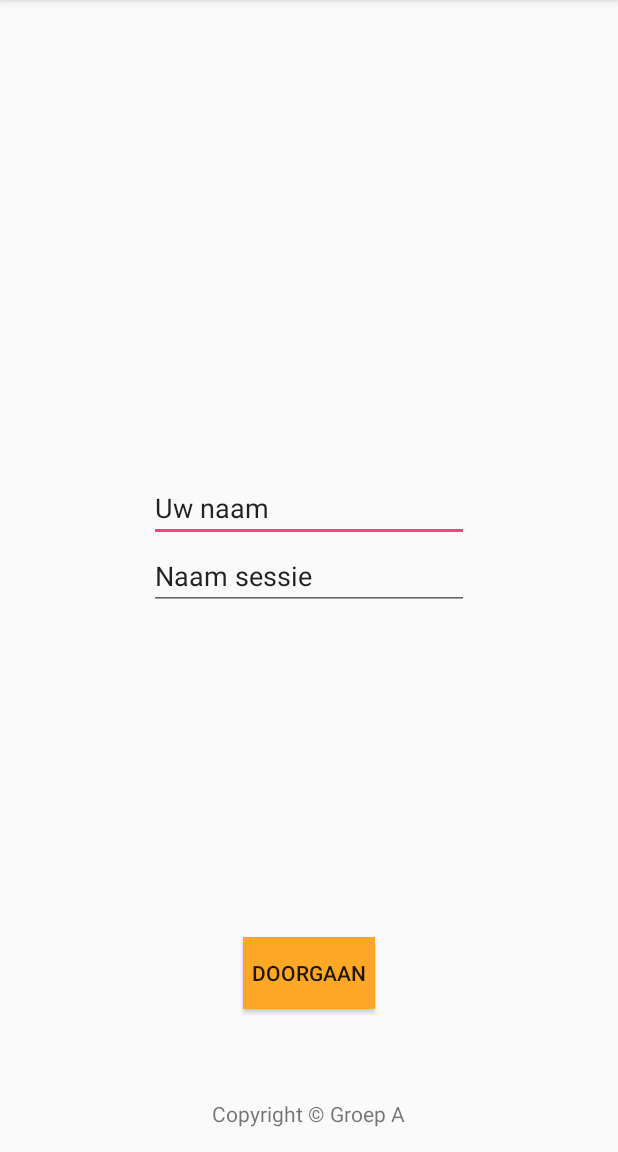
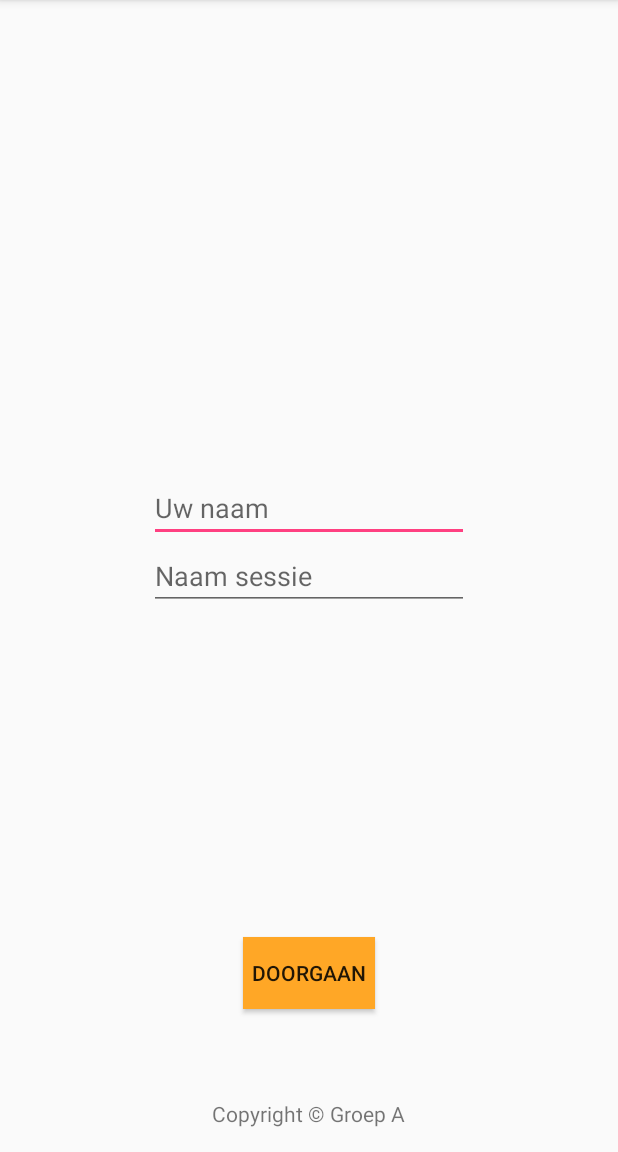
Before and after one commit to RoyAdmiraal/IPMEDT4, an Android app: the AanmakenActivity screen opened directly, with no data from a screen before it, on a phone screen of 412 x 824 dp, the part 84-1236 px from its top. Run offline under Robolectric (Android 15) with nearby library versions, the phone set to English and light mode, and no system bars.

Commit message:
Verbeteringen (hint)

```diff
--- a/app/src/main/res/layout/activity_aanmaken.xml
+++ b/app/src/main/res/layout/activity_aanmaken.xml
@@ -13,7 +13,7 @@
         android:layout_width="wrap_content"
         android:layout_height="wrap_content"
         android:inputType="textPersonName"
-        android:text="Uw naam"
+        android:hint="Uw naam"
         android:ems="10"
         android:id="@+id/invoerNaam"
         android:layout_above="@+id/sessieNaam"
@@ -24,7 +24,7 @@
         android:layout_width="wrap_content"
         android:layout_height="wrap_content"
         android:inputType="textPersonName"
-        android:text="Naam sessie"
+        android:hint="Naam sessie"
         android:ems="10"
         android:id="@+id/sessieNaam"
         android:layout_centerVertical="true"
--- a/app/src/main/res/layout/activity_deelnemen.xml
+++ b/app/src/main/res/layout/activity_deelnemen.xml
@@ -13,7 +13,7 @@
         android:layout_width="wrap_content"
         android:layout_height="wrap_content"
         android:inputType="textPersonName"
-        android:text="Uw naam"
+        android:hint="Uw naam"
         android:ems="10"
         android:id="@+id/invoerNaam"
         android:layout_alignParentTop="true"
@@ -24,7 +24,7 @@
         android:layout_width="wrap_content"
         android:layout_height="wrap_content"
         android:inputType="textPersonName"
-        android:text="Sessie pin"
+        android:hint="Sessie pin"
         android:ems="10"
         android:id="@+id/privateKey"
         android:layout_below="@+id/invoerNaam"
--- a/app/src/main/res/layout/activity_help.xml
+++ b/app/src/main/res/layout/activity_help.xml
@@ -21,6 +21,7 @@
         android:layout_height="wrap_content"
         android:text="Copyright © Groep A"
         android:id="@+id/textView"
+        android:layout_marginBottom="16dp"
         android:layout_alignParentBottom="true"
         android:layout_centerHorizontal="true" />
 </RelativeLayout>
```
Also changed, not shown: app/src/main/java/com/example/royadmiraal/planningpoker/DeelnemenActivity.java (+24 -0 lines), app/src/main/java/com/example/royadmiraal/planningpoker/SessieEigenschappenActivity.java (renamed from app/src/main/java/com/example/royadmiraal/planningpoker/sessieEigenschappenActivity.java).
